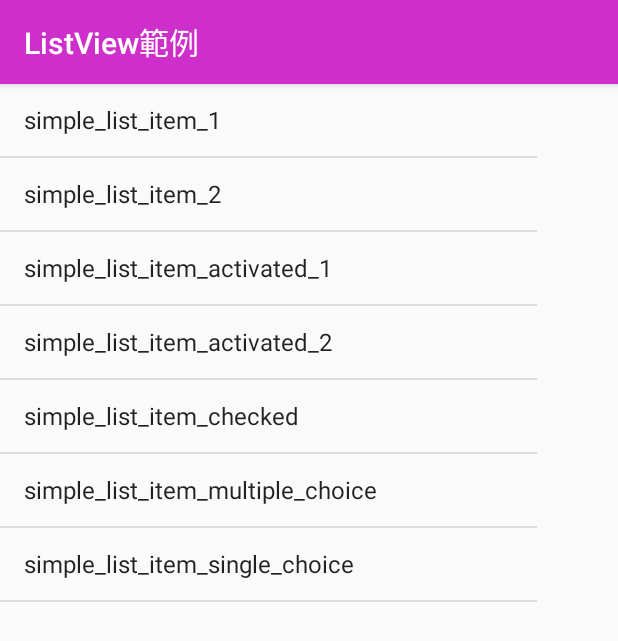
After one commit to AlphonceHuang/FirstApp, an Android app: the ListViewMenuActivity screen opened directly, with no data from a screen before it, on a phone screen of 412 x 824 dp. The commit adds this screen. Shown: the top 641 px of the screen. Run offline under Robolectric (Android 15) with nearby library versions, the phone set to English and light mode, and no system bars.

Commit message:
add list view example.
add list view example.

```diff
--- /dev/null
+++ b/app/src/main/java/com/example/myapplication/ListViewMenuActivity.java
@@ -0,0 +1,86 @@
+package com.example.myapplication;
+
+import android.content.Intent;
+import android.support.v7.app.AppCompatActivity;
+import android.os.Bundle;
+import android.util.Log;
+import android.view.Menu;
+import android.view.MenuItem;
+import android.view.View;
+import android.widget.AdapterView;
+import android.widget.ArrayAdapter;
+import android.widget.ListView;
+
+public class ListViewMenuActivity extends AppCompatActivity {
+
+    private final String TAG="Alan";
+    //private boolean multi_choice=false;
+
+    @Override
+    protected void onCreate(Bundle savedInstanceState) {
+        super.onCreate(savedInstanceState);
+        setContentView(R.layout.activity_list_view_menu);
+
+        InitialListView();
+    }
+
+    @Override
+    protected void onResume(){
+        super.onResume();
+    }
+
+    /*
+    @Override
+    public boolean onCreateOptionsMenu(Menu menu) {
+        super.onCreateOptionsMenu(menu);
+        getMenuInflater().inflate(R.menu.menu_listview3, menu);
+        return true;
+    }
+    // 每次打開 Option menu 都會再執行一次
+    @Override
+    public boolean onPrepareOptionsMenu(Menu menu) {
+        // 設定option menu裡面的check item
+        menu.findItem(R.id.multiChoiceItem).setChecked(multi_choice);
+        menu.findItem(R.id.selectAllItem).setVisible(false);
+        menu.findItem(R.id.clearAllItem).setVisible(false);
+        menu.findItem(R.id.executeItem).setVisible(false);
+        InitialListView();
+        return true;
+    }
+
+    @Override
+    public boolean onOptionsItemSelected(MenuItem item) {
+        super.onOptionsItemSelected(item);
+        if (item.getItemId() == R.id.multiChoiceItem){
+            multi_choice=!item.isChecked();
+            item.setChecked(multi_choice);
+        }
+        return true;
+    }*/
+
+    private void InitialListView(){
+
+        ListView listView=findViewById(R.id.ListMenu);
+        listView.setChoiceMode(ListView.CHOICE_MODE_SINGLE);
+        ArrayAdapter<String> listAdapter = new ArrayAdapter<>(this, android.R.layout.simple_list_item_1);
+        for (String s: getResources().getStringArray(R.array.listViewOneLineMenu)){
+                listAdapter.add(s);
+        }
+        listView.setOnItemClickListener(new AdapterView.OnItemClickListener() {
+            @Override
+            public void onItemClick(AdapterView<?> adapterView, View view, int i, long l) {
+                String target=adapterView.getItemAtPosition(i).toString();
+                Log.w(TAG, "選了:"+target);
+
+                Intent intent = new Intent();
+                Bundle bundle = new Bundle();
+                bundle.putString("LIST_STYLE", target);
+                //bundle.putString("MULTI_CHOICE", String.valueOf(multi_choice));// 轉成字串
+                intent.setClass(ListViewMenuActivity.this, ListViewExampleActivity.class);
+                intent.putExtras(bundle);
+                startActivity(intent);
+            }
+        });
+        listView.setAdapter(listAdapter);
+    }
+}
--- a/app/src/main/res/drawable/progressbarstyle.xml
+++ b/app/src/main/res/drawable/progressbarstyle.xml
@@ -5,7 +5,6 @@
     android:toDegrees="360"
     android:pivotX="50%"
     android:pivotY="50%">
-
 
     <!--shape ring代表圓環，thickness厚度，-->
     <shape
--- /dev/null
+++ b/app/src/main/res/layout/activity_list_view_menu.xml
@@ -0,0 +1,16 @@
+<?xml version="1.0" encoding="utf-8"?>
+<android.support.constraint.ConstraintLayout xmlns:android="http://schemas.android.com/apk/res/android"
+    xmlns:app="http://schemas.android.com/apk/res-auto"
+    xmlns:tools="http://schemas.android.com/tools"
+    android:id="@+id/ListMenuLayout"
+    android:layout_width="match_parent"
+    android:layout_height="match_parent"
+    tools:context=".ListViewMenuActivity">
+
+    <ListView
+        android:id="@+id/ListMenu"
+        android:layout_width="358dp"
+        android:layout_height="match_parent"
+        app:layout_constraintStart_toStartOf="parent"
+        app:layout_constraintTop_toTopOf="parent" />
+</android.support.constraint.ConstraintLayout>
--- /dev/null
+++ b/app/src/main/res/menu/menu_listview3.xml
@@ -0,0 +1,29 @@
+<?xml version="1.0" encoding="utf-8"?>
+<menu xmlns:android="http://schemas.android.com/apk/res/android"
+    xmlns:app="http://schemas.android.com/apk/res-auto">
+    <item
+        android:id="@+id/selectAllItem"
+        android:checkable="false"
+        android:title="@string/selectAll"
+        android:visible="true"
+        app:showAsAction="ifRoom" />
+    <item
+        android:id="@+id/clearAllItem"
+        android:checkable="false"
+        android:title="@string/clearAll"
+        android:visible="true"
+        app:showAsAction="ifRoom" />
+    <item
+        android:id="@+id/executeItem"
+        android:checkable="false"
+        android:title="@android:string/ok"
+        android:visible="true"
+        app:showAsAction="ifRoom" />
+
+    <item
+        android:id="@+id/multiChoiceItem"
+        android:checkable="true"
+        android:title="@string/multiChoose"
+        android:visible="true"
+        app:showAsAction="never" />
+</menu>
--- a/app/src/main/res/values/strings.xml
+++ b/app/src/main/res/values/strings.xml
@@ -196,6 +196,14 @@
     <string name="battery_manager">Battery Manager</string>
     <string name="firstLine">這是第一行字，會不會遮到呢?</string>
 
+    <string name="selectAll">全選</string>
+    <string name="clearAll">全不選</string>
+    <string name="listviewex">ListView範例</string>
+    <string name="singleLine">單行</string>
+    <string name="multiLine">雙行</string>
+    <string name="singleChoose">單選</string>
+    <string name="multiChoose">複選</string>
+
     <string name="cameras">各種相機實現</string>
     <string name="camera1_Title">使用手機預設相機</string>
     <string name="camera2_Title">使用CameraPreview</string>
@@ -302,5 +310,47 @@
         <item>@string/descrip7</item>
     </string-array>
 
+    <string-array name="array_Places">
+        <item>"台北市"</item>
+        <item>"新北市"</item>
+        <item>"台南市"</item>
+        <item>"高雄市"</item>
+        <item>"苗栗縣"</item>
+        <item>"彰化縣"</item>
+        <item>"宜蘭縣"</item>
+        <item>"新竹縣"</item>
+        <item>"新竹市"</item>
+        <item>"嘉義縣"</item>
+        <item>"台中縣"</item>
+        <item>"桃園市"</item>
+        <item>"雲林縣"</item>
+    </string-array>
+
+    <string-array name="array_Food">
+        <item>"大餅包小餅"</item>
+        <item>"蚵仔煎"</item>
+        <item>"東山鴨頭"</item>
+        <item>"臭豆腐"</item>
+        <item>"潤餅"</item>
+        <item>"豆花"</item>
+        <item>"青蛙下蛋"</item>
+        <item>"豬血糕"</item>
+        <item>"大腸包小腸"</item>
+        <item>"鹹水雞"</item>
+        <item>"烤香腸"</item>
+        <item>"車輪餅"</item>
+        <item>"珍珠奶茶"</item>
+    </string-array>
+
+    <string-array name="listViewOneLineMenu">
+        <item>simple_list_item_1</item>
+        <item>simple_list_item_2</item>
+        <item>simple_list_item_activated_1</item>
+        <item>simple_list_item_activated_2</item>
+        <item>simple_list_item_checked</item>
+        <item>simple_list_item_multiple_choice</item>
+        <item>simple_list_item_single_choice</item>
+    </string-array>
+
 
 </resources>
```
Also changed, not shown: app/src/main/AndroidManifest.xml (+19 -15 lines), app/src/main/java/com/example/myapplication/ListViewExampleActivity.java (added, +231 -0 lines), app/src/main/java/com/example/myapplication/MainActivity.java (+39 -3 lines), app/src/main/res/layout/activity_list_view_example.xml (added, +15 -0 lines), app/src/main/res/layout/activity_main.xml (+23 -12 lines).
